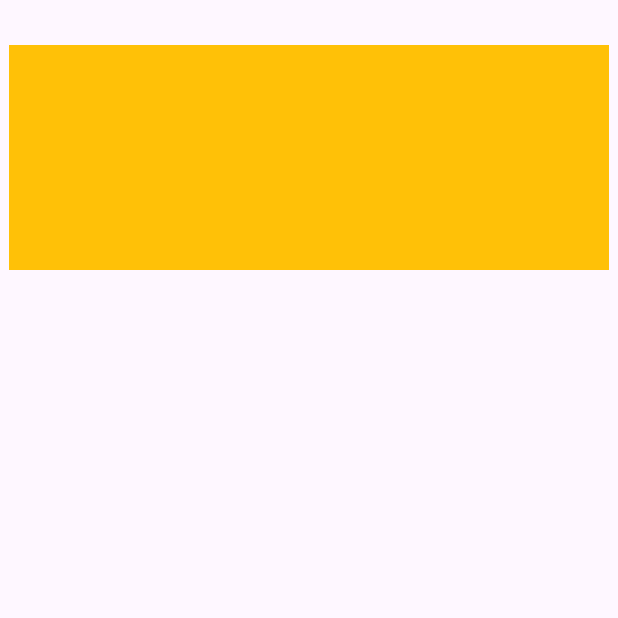
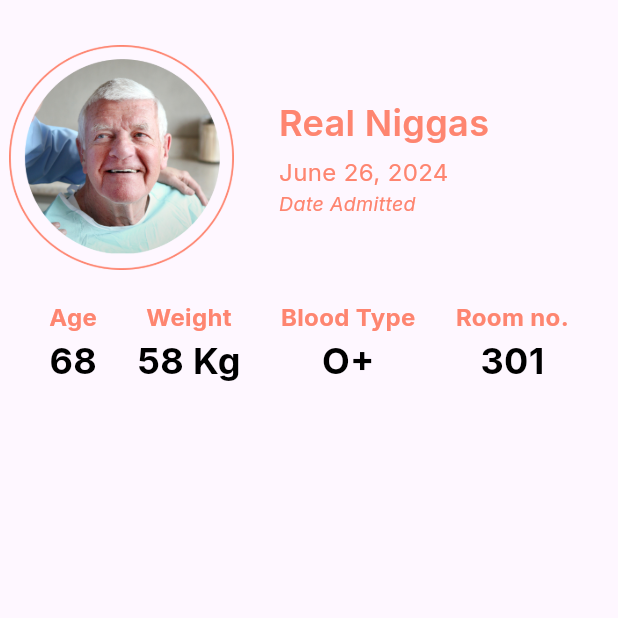
Before and after one commit to vaatic221b/patient_link_prototype, a Flutter app: the PatientInfoPage screen opened directly, on a phone screen of 412 x 824 dp, the top half of it. Run offline on Flutter 3.47's test engine with Material 3 defaults, Android fonts, the phone set to English and light mode, and no system bars; our stand-ins replace google_fonts.

Commit message:
patient info stuff

```diff
--- a/lib/screens/patient_info.dart
+++ b/lib/screens/patient_info.dart
@@ -1,4 +1,5 @@
 import 'package:flutter/material.dart';
+import 'package:google_fonts/google_fonts.dart';
 
 class PatientInfoPage extends StatefulWidget {
   const PatientInfoPage({super.key});
@@ -17,11 +18,10 @@ class _PatientInfoPageState extends State<PatientInfoPage> {
           child: Center(
             child: Column(
               children: [
-                Container(
-                  height: 150,
-                  width: 400,
-                  color: Colors.amber,
-                ),
+                name(),
+                const SizedBox(height: 20),
+                details(),
+                const SizedBox(height: 20),
 
                 //test
               ],
@@ -31,4 +31,116 @@ class _PatientInfoPageState extends State<PatientInfoPage> {
       ),
     );
   }
+
+  Widget name() {
+    return SizedBox(
+      height: 150,
+      width: 400,
+      child: Row(
+        mainAxisAlignment: MainAxisAlignment.spaceBetween,
+        children: [
+          Container(
+            width: 150,
+            height: 150,
+            decoration: const BoxDecoration(
+              image: DecorationImage(
+                image: AssetImage('assets/samplePatient.png'),
+                fit: BoxFit.contain,
+              ),
+            ),
+          ),
+          Column(
+            mainAxisAlignment: MainAxisAlignment.center,
+            crossAxisAlignment: CrossAxisAlignment.start,
+            children: [
+              Text('Real Niggas',
+                  style: GoogleFonts.inter(
+                      fontSize: 24,
+                      fontWeight: FontWeight.w600,
+                      color: const Color(0xFFFE8570))),
+              const SizedBox(height: 5),
+              Text('June 26, 2024',
+                  style: GoogleFonts.inter(
+                      fontSize: 16,
+                      fontWeight: FontWeight.normal,
+                      color: const Color(0xFFFE8570))),
+              Text('Date Admitted',
+                  style: GoogleFonts.inter(
+                      fontSize: 13,
+                      fontWeight: FontWeight.w400,
+                      fontStyle: FontStyle.italic,
+                      color: const Color(0xFFFE8570))),
+            ],
+          ),
+          SizedBox(width: 50)
+        ],
+      ),
+    );
+  }
+
+  Widget details() {
+    return SizedBox(
+      width: 400,
+      height: 100,
+      child: Row(
+        mainAxisAlignment: MainAxisAlignment.spaceEvenly,
+        children: [
+          age(),
+          weight(),
+          bloodType(),
+          room(),
+        ],
+      ),
+    );
+  }
+
+  Column age() {
+    return Column(
+      children: [
+        detailHead('Age'),
+        detailData('68'),
+      ],
+    );
+  }
+
+  Column weight() {
+    return Column(
+      children: [
+        detailHead('Weight'),
+        detailData('58 Kg'),
+      ],
+    );
+  }
+
+  Column bloodType() {
+    return Column(
+      children: [
+        detailHead('Blood Type'),
+        detailData('O+'),
+      ],
+    );
+  }
+
+  Column room() {
+    return Column(
+      children: [
+        detailHead('Room no.'),
+        detailData('301'),
+      ],
+    );
+  }
+
+  Widget detailData(String content) {
+    return Text(content,
+        style: GoogleFonts.inter(
+            fontSize: 24, fontWeight: FontWeight.bold, color: Colors.black));
+  }
+
+  Widget detailHead(String content) {
+    return Text(content,
+        style: GoogleFonts.inter(
+            fontSize: 16,
+            fontWeight: FontWeight.bold,
+            color: const Color(0xFFFE8570)));
+  }
 }
```
